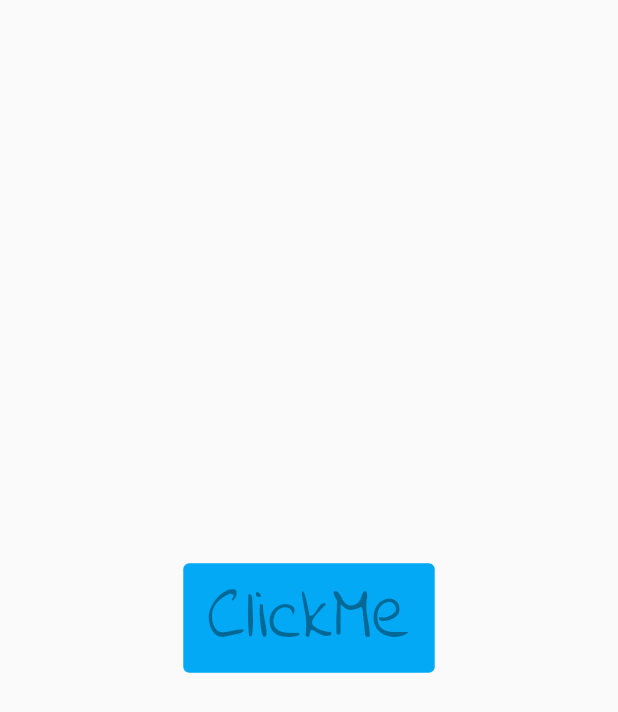
After one commit to CoderEslam/flutter1app, a Flutter app: the elevatedButton screen opened directly, on a phone screen of 412 x 824 dp. The commit adds this screen. Shown: the top 712 px of the screen. Run offline on Flutter 3.47's test engine with Material 2 defaults, Android fonts, the phone set to English and light mode, and no system bars; our stand-ins replace fluttertoast.

Commit message:
learn Buttons ,Padding ,Container

```diff
--- /dev/null
+++ b/lib/elevatedButton.dart
@@ -0,0 +1,34 @@
+import 'package:flutter/cupertino.dart';
+import 'package:flutter/material.dart';
+
+class elevatedButton extends StatelessWidget {
+  const elevatedButton({Key? key}) : super(key: key);
+
+  /*
+  * FlatButton → TextButton
+  * RaisedButton → ElevatedButton
+  * OutlineButton → OutlinedButton
+  * ButtonTheme → TextButtonTheme, ElevatedButtonTheme, OutlineButtonTheme
+  * */
+
+  @override
+  Widget build(BuildContext context) {
+    return const Scaffold(
+      body: Center(
+        child: ElevatedButton(
+          onPressed: null,
+          style: ButtonStyle(
+              backgroundColor: MaterialStatePropertyAll(Colors.lightBlue),
+              textStyle: MaterialStatePropertyAll(TextStyle(
+                  inherit: true,
+                  color: Colors.limeAccent,
+                  fontSize: 50.0,
+                  fontFamily: 'India'))),
+          child: Text(
+            "ClickMe",
+          ),
+        ),
+      ),
+    );
+  }
+}
```
Also changed, not shown: lib/ButtonsApp.dart (added, +87 -0 lines), lib/ContainerW.dart (added, +20 -0 lines), lib/Home.dart (+6 -1 lines), lib/IconButton.dart (added, +26 -0 lines), lib/PaddingW.dart (added, +17 -0 lines), lib/textButton.dart (added, +15 -0 lines), lib/main.dart (line endings or trailing spaces).
